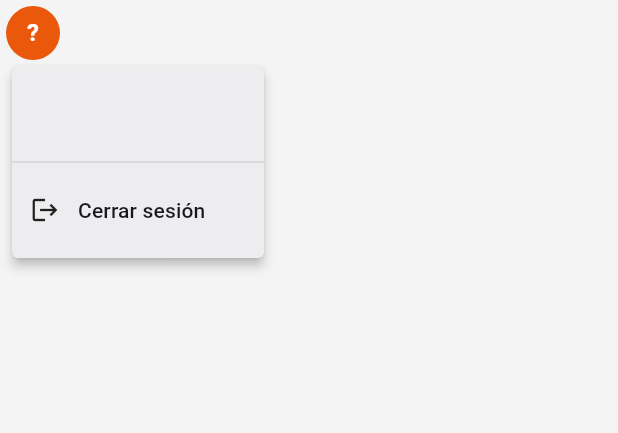
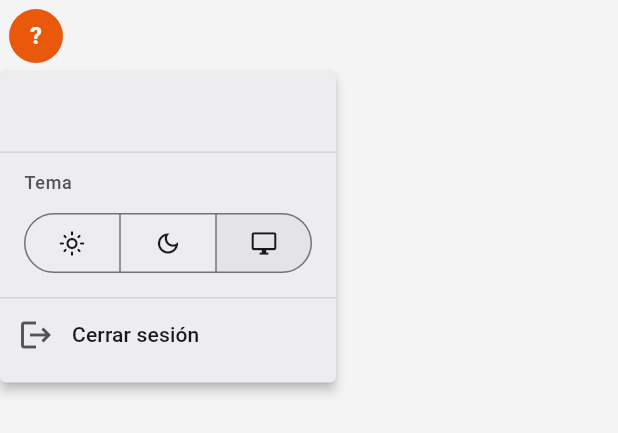
Before and after one commit to victorraulcancah/AppNovik, a Flutter app: the AppAccountMenu widget shown alone on an empty page, opened directly, after a tap on an icon or button, on a phone screen of 412 x 824 dp. Shown: the top 433 px of the screen. Run offline on Flutter 3.47's test engine with Material 3 defaults, Android fonts, the phone set to English and light mode, and no system bars; our stand-ins replace flutter_secure_storage; accounts and stored records are empty.

Commit message:
feat: implement theme management with user preference storage and UI integration

```diff
--- a/lib/core/constants/app_constants.dart
+++ b/lib/core/constants/app_constants.dart
@@ -5,6 +5,7 @@ class AppConstants {
   // Storage Keys
   static const String tokenStorageKey = 'auth_token_v1';
   static const String userStorageKey = 'auth_user_v1';
+  static const String themeStorageKey = 'theme_mode_v1';
   static const String savedUsuarioKey = 'saved_usuario_v1';
   static const String savedPasswordKey = 'saved_password_v1';
 
--- /dev/null
+++ b/lib/data/datasources/theme_local_datasource.dart
@@ -0,0 +1,39 @@
+import 'package:flutter/material.dart';
+import 'package:flutter_secure_storage/flutter_secure_storage.dart';
+import '../../core/constants/app_constants.dart';
+
+/// Guarda la preferencia de tema del usuario en el dispositivo.
+abstract class ThemeLocalDataSource {
+  /// `null` si el usuario nunca eligió (se sigue al sistema).
+  Future<ThemeMode?> read();
+  Future<void> write(ThemeMode mode);
+}
+
+class ThemeLocalDataSourceImpl implements ThemeLocalDataSource {
+  final FlutterSecureStorage storage;
+
+  ThemeLocalDataSourceImpl({FlutterSecureStorage? storage})
+      : storage = storage ?? const FlutterSecureStorage();
+
+  @override
+  Future<ThemeMode?> read() async {
+    try {
+      final value = await storage.read(key: AppConstants.themeStorageKey);
+      for (final mode in ThemeMode.values) {
+        if (mode.name == value) return mode;
+      }
+    } catch (_) {
+      // Sin acceso al almacenamiento: se usa el tema del sistema.
+    }
+    return null;
+  }
+
+  @override
+  Future<void> write(ThemeMode mode) async {
+    try {
+      await storage.write(key: AppConstants.themeStorageKey, value: mode.name);
+    } catch (_) {
+      // La preferencia no se guarda, pero el cambio sigue valiendo esta sesión.
+    }
+  }
+}
--- a/lib/dependency_injection.dart
+++ b/lib/dependency_injection.dart
@@ -6,6 +6,7 @@ import 'package:provider/single_child_widget.dart';
 import 'data/datasources/auth_local_datasource.dart';
 import 'data/datasources/auth_remote_datasource.dart';
 import 'data/datasources/product_remote_datasource.dart';
+import 'data/datasources/theme_local_datasource.dart';
 import 'data/repositories/auth_repository_impl.dart';
 import 'data/repositories/product_repository_impl.dart';
 
@@ -18,6 +19,7 @@ import 'domain/usecases/product_usecases.dart';
 // Presentation Layer
 import 'presentation/providers/auth_provider.dart';
 import 'presentation/providers/products_provider.dart';
+import 'presentation/providers/theme_provider.dart';
 
 class DependencyInjection {
   static final http.Client _httpClient = http.Client();
@@ -36,6 +38,11 @@ class DependencyInjection {
             clearSavedCredentialsUseCase:
                 ClearSavedCredentialsUseCase(repository: _authRepository),
           ),
+        ),
+
+        ChangeNotifierProvider<ThemeProvider>(
+          create: (context) =>
+              ThemeProvider(storage: ThemeLocalDataSourceImpl())..load(),
         ),
 
         // Depende de la sesión: al cambiar de empresa descarta sus datos.
--- a/lib/presentation/components/app_account_menu.dart
+++ b/lib/presentation/components/app_account_menu.dart
@@ -1,15 +1,18 @@
 import 'package:flutter/material.dart';
 import 'package:provider/provider.dart';
 import '../providers/auth_provider.dart';
+import '../providers/theme_provider.dart';
 
 /// Avatar con la inicial del usuario. Al tocarlo muestra el usuario y su
-/// empresa, y permite cerrar sesión. Va en `AppPageHeader.trailing`.
+/// empresa, el selector de tema (claro, oscuro, a modo del sistema) y permite
+/// cerrar sesión. Va en `AppPageHeader.trailing`.
 class AppAccountMenu extends StatelessWidget {
   const AppAccountMenu({super.key});
 
   @override
   Widget build(BuildContext context) {
     final auth = context.watch<AuthProvider>();
+    final theme = context.watch<ThemeProvider>();
     final user = auth.user;
     final company = auth.session?.company.razonSocial;
     final scheme = Theme.of(context).colorScheme;
@@ -17,22 +20,18 @@ class AppAccountMenu extends StatelessWidget {
     final initial =
         (user?.name.isNotEmpty ?? false) ? user!.name[0].toUpperCase() : '?';
 
-    return PopupMenuButton<String>(
-      tooltip: 'Cuenta',
-      position: PopupMenuPosition.under,
-      onSelected: (value) {
-        if (value == 'logout') context.read<AuthProvider>().logout();
-      },
-      itemBuilder: (context) => [
-        PopupMenuItem<String>(
-          enabled: false,
+    return MenuAnchor(
+      style: const MenuStyle(
+        minimumSize: WidgetStatePropertyAll(Size(260, 0)),
+        alignment: AlignmentDirectional.bottomStart,
+      ),
+      menuChildren: [
+        Padding(
+          padding: const EdgeInsets.fromLTRB(16, 12, 16, 12),
           child: Column(
             crossAxisAlignment: CrossAxisAlignment.start,
             children: [
-              Text(
-                user?.name ?? '',
-                style: textTheme.titleSmall?.copyWith(color: scheme.onSurface),
-              ),
+              Text(user?.name ?? '', style: textTheme.titleSmall),
               if (company != null)
                 Text(
                   company,
@@ -43,20 +42,59 @@ class AppAccountMenu extends StatelessWidget {
             ],
           ),
         ),
-        const PopupMenuDivider(),
-        const PopupMenuItem<String>(
-          value: 'logout',
-          child: Row(
+        const Divider(height: 1),
+        Padding(
+          padding: const EdgeInsets.fromLTRB(16, 12, 16, 12),
+          child: Column(
+            crossAxisAlignment: CrossAxisAlignment.start,
             children: [
-              Icon(Icons.logout, size: 20),
-              SizedBox(width: 12),
-              Text('Cerrar sesión'),
+              Text(
+                'Tema',
+                style: textTheme.labelMedium?.copyWith(
+                  color: scheme.onSurfaceVariant,
+                ),
+              ),
+              const SizedBox(height: 8),
+              SegmentedButton<ThemeMode>(
+                showSelectedIcon: false,
+                selected: {theme.mode},
+                onSelectionChanged: (s) =>
+                    context.read<ThemeProvider>().setMode(s.first),
+                segments: const [
+                  ButtonSegment(
+                    value: ThemeMode.light,
+                    icon: Icon(Icons.light_mode_outlined),
+                    tooltip: 'Claro',
+                  ),
+                  ButtonSegment(
+                    value: ThemeMode.dark,
+                    icon: Icon(Icons.dark_mode_outlined),
+                    tooltip: 'Oscuro',
+                  ),
+                  ButtonSegment(
+                    value: ThemeMode.system,
+                    icon: Icon(Icons.desktop_windows_outlined),
+                    tooltip: 'A modo del sistema',
+                  ),
+                ],
+              ),
             ],
           ),
         ),
+        const Divider(height: 1),
+        MenuItemButton(
+          leadingIcon: const Icon(Icons.logout),
+          onPressed: () => context.read<AuthProvider>().logout(),
+          child: const Text('Cerrar sesión'),
+        ),
       ],
+      builder: (context, controller, _) => Tooltip(
+        message: 'Cuenta',
+        child: InkWell(
+          customBorder: const CircleBorder(),
+          onTap: () => controller.isOpen ? controller.close() : controller.open(),
           child: Padding(
-        padding: const EdgeInsets.all(4),
+            padding: const EdgeInsets.all(6),
             child: CircleAvatar(
               radius: 18,
               backgroundColor: scheme.primary,
@@ -67,6 +105,8 @@ class AppAccountMenu extends StatelessWidget {
               ),
             ),
           ),
+        ),
+      ),
     );
   }
 }
--- a/lib/presentation/pages/component_gallery_page.dart
+++ b/lib/presentation/pages/component_gallery_page.dart
@@ -118,6 +118,7 @@ class _ComponentGalleryPageState extends State<ComponentGalleryPage> {
             icon: Icons.category_outlined,
             title: 'Productos',
             subtitle: 'Qué se compra y se vende, y en qué presentaciones.',
+            trailing: AppAccountMenu(),
           ),
           AppSearchBar(
             hint: 'Buscar por nombre, código…',
--- /dev/null
+++ b/lib/presentation/providers/theme_provider.dart
@@ -0,0 +1,27 @@
+import 'package:flutter/material.dart';
+import '../../data/datasources/theme_local_datasource.dart';
+
+/// Tema elegido por el usuario: claro, oscuro o "a modo del sistema".
+class ThemeProvider extends ChangeNotifier {
+  final ThemeLocalDataSource _storage;
+
+  ThemeProvider({required ThemeLocalDataSource storage}) : _storage = storage;
+
+  ThemeMode mode = ThemeMode.system;
+
+  /// Lee la preferencia guardada (se llama al abrir la app).
+  Future<void> load() async {
+    final saved = await _storage.read();
+    if (saved != null && saved != mode) {
+      mode = saved;
+      notifyListeners();
+    }
+  }
+
+  Future<void> setMode(ThemeMode value) async {
+    if (value == mode) return;
+    mode = value;
+    notifyListeners();
+    await _storage.write(value);
+  }
+}
```
Also changed, not shown: lib/main.dart (+5 -2 lines), 1 other file. Lines whose indentation alone changed are shown as unchanged.
